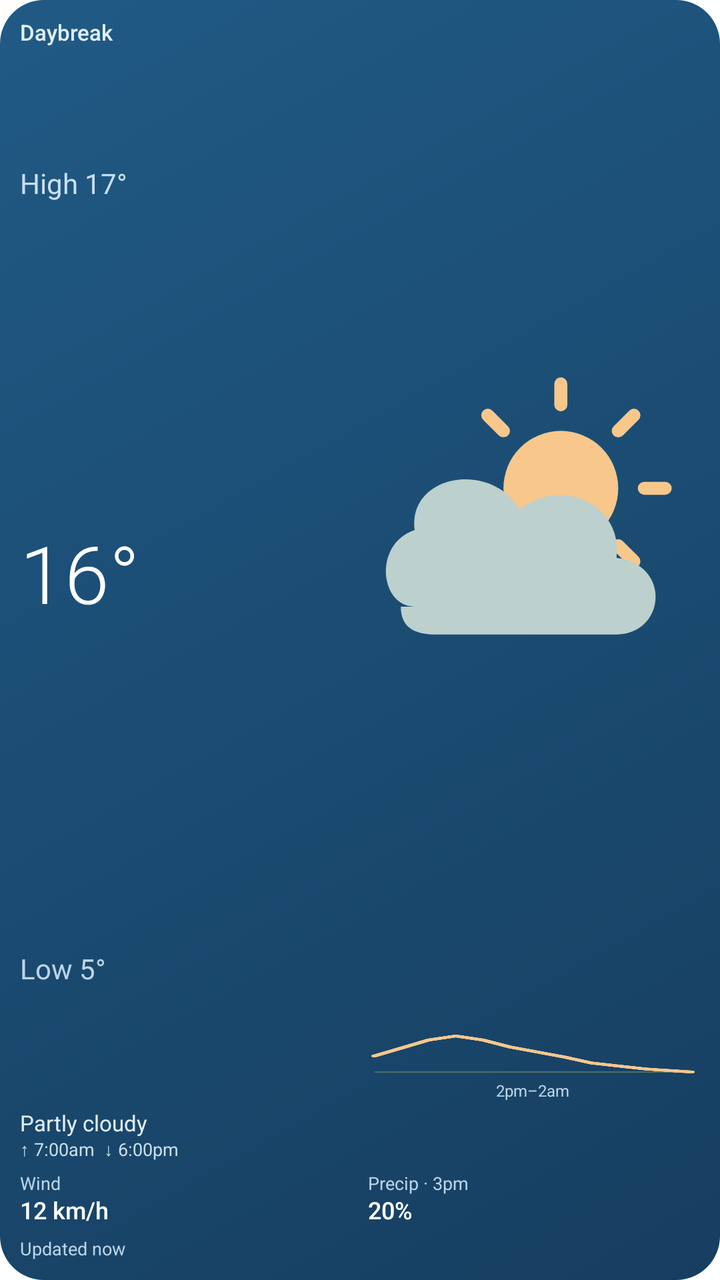
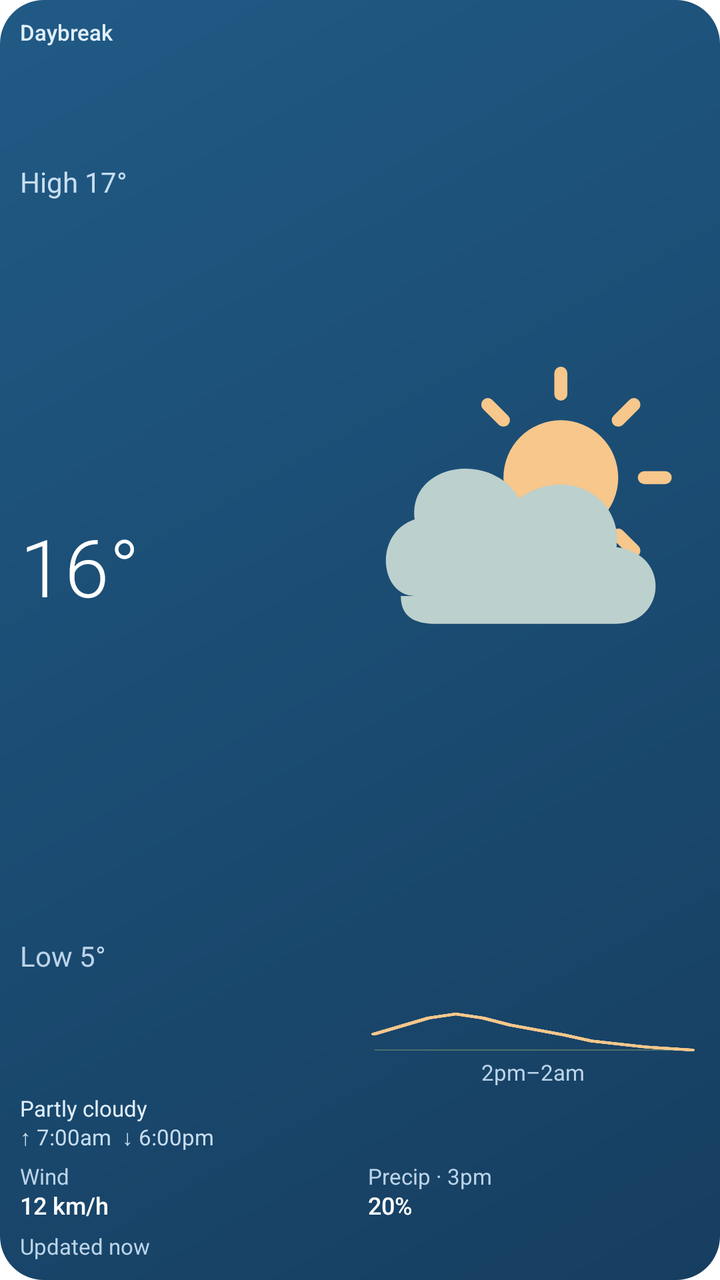

Compare the two renders of this Android layout. The source of the first and the diff that turns it into the second are given below.
<!-- AndroidManifest.xml: fallback theme Theme.MaterialComponents.DayNight.NoActionBar -->
<!-- res/layout/weather_widget.xml -->
<?xml version="1.0" encoding="utf-8"?>
<FrameLayout xmlns:android="http://schemas.android.com/apk/res/android" android:id="@+id/widget_root" android:layout_width="match_parent" android:layout_height="match_parent" android:background="@drawable/widget_background">
<ImageView android:id="@+id/sky_background" android:layout_width="match_parent" android:layout_height="match_parent" android:scaleType="fitXY" android:importantForAccessibility="no" />
<LinearLayout android:id="@+id/widget_content" android:layout_width="match_parent" android:layout_height="match_parent" android:importantForAccessibility="yes" android:orientation="vertical" android:padding="10dp">
    <LinearLayout android:layout_width="match_parent" android:layout_height="wrap_content" android:orientation="horizontal" android:gravity="center_vertical" android:baselineAligned="false">
        <TextView android:id="@+id/place" android:layout_width="0dp" android:layout_weight="1" android:layout_height="wrap_content" android:text="Daybreak" android:textSize="11sp" android:textColor="#E1EFFB" android:fontFamily="sans-serif-medium" android:includeFontPadding="false" android:maxLines="1" android:ellipsize="end" />
        <TextView android:id="@+id/advisory_pill" android:layout_width="wrap_content" android:layout_height="wrap_content" android:layout_marginStart="6dp" android:paddingStart="5dp" android:paddingEnd="5dp" android:textSize="9sp" android:textColor="#183C5B" android:fontFamily="sans-serif-medium" android:includeFontPadding="false" android:maxLines="1" android:visibility="gone" />
        <ImageView android:id="@+id/advisory_dot" android:layout_width="8dp" android:layout_height="8dp" android:layout_marginStart="6dp" android:visibility="gone" />
    </LinearLayout>
    <LinearLayout android:layout_width="match_parent" android:layout_height="0dp" android:layout_weight="1" android:orientation="horizontal" android:gravity="center_vertical" android:paddingTop="4dp" android:paddingBottom="5dp">
        <LinearLayout android:layout_width="0dp" android:layout_weight="1" android:layout_height="match_parent" android:orientation="vertical" android:paddingEnd="3dp">
            <TextView android:id="@+id/daily_high" android:layout_width="match_parent" android:layout_height="0dp" android:layout_weight="1" android:text="High 17°" android:gravity="center_vertical" android:textSize="14sp" android:textColor="#C9DFF1" android:includeFontPadding="false" android:maxLines="1" android:autoSizeTextType="uniform" android:autoSizeMinTextSize="8sp" android:autoSizeMaxTextSize="14sp" android:autoSizeStepGranularity="1sp" />
            <TextView android:id="@+id/temperature" android:layout_width="match_parent" android:layout_height="0dp" android:layout_weight="2" android:text="16°" android:gravity="center_vertical" android:textSize="36sp" android:textColor="#FFFFFF" android:fontFamily="sans-serif-light" android:includeFontPadding="false" android:maxLines="1" android:autoSizeTextType="uniform" android:autoSizeMinTextSize="18sp" android:autoSizeMaxTextSize="40sp" android:autoSizeStepGranularity="1sp" />
            <TextView android:id="@+id/daily_low" android:layout_width="match_parent" android:layout_height="0dp" android:layout_weight="1" android:text="Low 5°" android:gravity="center_vertical" android:textSize="14sp" android:textColor="#BCD4E9" android:includeFontPadding="false" android:maxLines="1" android:autoSizeTextType="uniform" android:autoSizeMinTextSize="8sp" android:autoSizeMaxTextSize="14sp" android:autoSizeStepGranularity="1sp" />
        </LinearLayout>
        <LinearLayout android:layout_width="0dp" android:layout_weight="1" android:layout_height="match_parent" android:orientation="vertical" android:gravity="center" android:paddingStart="3dp">
            <ImageView android:id="@+id/weather_icon" android:layout_width="match_parent" android:layout_height="0dp" android:layout_weight="1" android:src="@drawable/widget_partly" android:scaleType="fitCenter" android:maxHeight="36dp" android:adjustViewBounds="true" android:importantForAccessibility="no" />
            <ImageView android:id="@+id/temperature_graph" android:layout_width="match_parent" android:layout_height="28dp" android:layout_marginTop="3dp" android:src="@drawable/widget_graph_preview" android:scaleType="fitXY" android:importantForAccessibility="no" />
            <TextView android:id="@+id/graph_time" android:layout_width="match_parent" android:layout_height="wrap_content" android:gravity="center" android:text="2pm–2am" android:textSize="8sp" android:textColor="#BCD4E9" android:includeFontPadding="false" android:maxLines="1" android:ellipsize="end" />
        </LinearLayout>
    </LinearLayout>
    <TextView android:id="@+id/condition" android:layout_width="match_parent" android:layout_height="wrap_content" android:text="Partly cloudy" android:textSize="11sp" android:textColor="#E1EFFB" android:includeFontPadding="false" android:maxLines="1" android:ellipsize="end" />
    <TextView android:id="@+id/sky_details" android:layout_width="match_parent" android:layout_height="wrap_content" android:text="↑ 7:00am  ↓ 6:00pm" android:textSize="9sp" android:textColor="#C8DEF0" android:includeFontPadding="false" android:maxLines="2" />
    <LinearLayout android:layout_width="match_parent" android:layout_height="wrap_content" android:orientation="horizontal" android:paddingTop="6dp" android:paddingBottom="5dp">
        <LinearLayout android:layout_width="0dp" android:layout_weight="1" android:layout_height="wrap_content" android:orientation="vertical">
            <TextView android:layout_width="match_parent" android:layout_height="wrap_content" android:text="Wind" android:textSize="9sp" android:textColor="#BCD4E9" android:includeFontPadding="false" />
            <TextView android:id="@+id/wind" android:layout_width="match_parent" android:layout_height="17dp" android:text="12 km/h" android:textSize="12sp" android:fontFamily="sans-serif-medium" android:textColor="#FFFFFF" android:includeFontPadding="false" android:gravity="center_vertical" android:maxLines="1" android:autoSizeTextType="uniform" android:autoSizeMinTextSize="9sp" android:autoSizeMaxTextSize="12sp" android:autoSizeStepGranularity="1sp" />
        </LinearLayout>
        <LinearLayout android:layout_width="0dp" android:layout_weight="1" android:layout_height="wrap_content" android:orientation="vertical" android:paddingStart="4dp">
            <TextView android:id="@+id/precipitation_label" android:layout_width="match_parent" android:layout_height="wrap_content" android:text="Precip · 3pm" android:textSize="9sp" android:textColor="#BCD4E9" android:includeFontPadding="false" android:maxLines="1" android:ellipsize="end" />
            <TextView android:id="@+id/precipitation" android:layout_width="match_parent" android:layout_height="17dp" android:text="20%" android:textSize="12sp" android:fontFamily="sans-serif-medium" android:textColor="#FFFFFF" android:includeFontPadding="false" android:gravity="center_vertical" />
        </LinearLayout>
    </LinearLayout>
    <TextView android:id="@+id/updated" android:layout_width="match_parent" android:layout_height="wrap_content" android:text="Updated now" android:textSize="9sp" android:textColor="#BCD4E9" android:includeFontPadding="false" android:maxLines="1" android:ellipsize="end" />
</LinearLayout>

</FrameLayout>
<!-- resources referenced by this layout -->
<resources>
  <!-- drawable widget_background (drawable) -->
  <shape xmlns:android="http://schemas.android.com/apk/res/android" android:shape="rectangle">
      <gradient android:startColor="#205A85" android:endColor="#163E60" android:angle="315" />
      <corners android:radius="22dp" />
  </shape>
  <!-- drawable widget_graph_preview (drawable) -->
  <vector xmlns:android="http://schemas.android.com/apk/res/android" android:width="80dp" android:height="28dp" android:viewportWidth="160" android:viewportHeight="56">
      <path android:strokeColor="#527369" android:strokeWidth="1" android:fillColor="@android:color/transparent" android:pathData="M4,46 L156,46" />
      <path android:strokeColor="#F7C78C" android:strokeWidth="3" android:strokeLineCap="round" android:strokeLineJoin="round" android:fillColor="@android:color/transparent" android:pathData="M4,30 L17,22 L30,14 L43,10 L56,14 L69,21 L82,26 L95,31 L108,37 L121,40 L134,43 L156,46" />
  </vector>
  <!-- drawable widget_partly (drawable) -->
  <vector xmlns:android="http://schemas.android.com/apk/res/android" android:width="48dp" android:height="48dp" android:viewportWidth="48" android:viewportHeight="48">
  <group android:scaleX="0.75" android:scaleY="0.75" android:translateX="10" android:translateY="-1"><path android:fillColor="#F7C78C" android:pathData="M24,13 A11,11 0,1 0,24 35 A11,11 0,1 0,24 13" /><path android:strokeColor="#F7C78C" android:strokeWidth="2.5" android:strokeLineCap="round" android:fillColor="@android:color/transparent" android:pathData="M24,4 L24,8 M24,40 L24,44 M4,24 L8,24 M40,24 L44,24 M10,10 L13,13 M35,35 L38,38 M10,38 L13,35 M35,13 L38,10" /></group><group android:translateY="3"><path android:fillColor="#BCD0CD" android:pathData="M7,31 C2,31 1,22 7,20 C6,12 18,10 22,17 C29,12 37,17 36,24 C44,25 43,35 36,35 L10,35 C7,35 5,34 5,31 Z" /></group>
  </vector>
</resources>

<!-- the commit's change to res/layout/weather_widget.xml (unified diff, before → after) -->
@@ -4,34 +4,34 @@
 <LinearLayout android:id="@+id/widget_content" android:layout_width="match_parent" android:layout_height="match_parent" android:importantForAccessibility="yes" android:orientation="vertical" android:padding="10dp">
     <LinearLayout android:layout_width="match_parent" android:layout_height="wrap_content" android:orientation="horizontal" android:gravity="center_vertical" android:baselineAligned="false">
         <TextView android:id="@+id/place" android:layout_width="0dp" android:layout_weight="1" android:layout_height="wrap_content" android:text="Daybreak" android:textSize="11sp" android:textColor="#E1EFFB" android:fontFamily="sans-serif-medium" android:includeFontPadding="false" android:maxLines="1" android:ellipsize="end" />
-        <TextView android:id="@+id/advisory_pill" android:layout_width="wrap_content" android:layout_height="wrap_content" android:layout_marginStart="6dp" android:paddingStart="5dp" android:paddingEnd="5dp" android:textSize="9sp" android:textColor="#183C5B" android:fontFamily="sans-serif-medium" android:includeFontPadding="false" android:maxLines="1" android:visibility="gone" />
+        <TextView android:id="@+id/advisory_pill" android:layout_width="wrap_content" android:layout_height="wrap_content" android:layout_marginStart="6dp" android:paddingStart="5dp" android:paddingEnd="5dp" android:textSize="11sp" android:textColor="#183C5B" android:fontFamily="sans-serif-medium" android:includeFontPadding="false" android:maxLines="1" android:visibility="gone" />
         <ImageView android:id="@+id/advisory_dot" android:layout_width="8dp" android:layout_height="8dp" android:layout_marginStart="6dp" android:visibility="gone" />
     </LinearLayout>
     <LinearLayout android:layout_width="match_parent" android:layout_height="0dp" android:layout_weight="1" android:orientation="horizontal" android:gravity="center_vertical" android:paddingTop="4dp" android:paddingBottom="5dp">
         <LinearLayout android:layout_width="0dp" android:layout_weight="1" android:layout_height="match_parent" android:orientation="vertical" android:paddingEnd="3dp">
-            <TextView android:id="@+id/daily_high" android:layout_width="match_parent" android:layout_height="0dp" android:layout_weight="1" android:text="High 17°" android:gravity="center_vertical" android:textSize="14sp" android:textColor="#C9DFF1" android:includeFontPadding="false" android:maxLines="1" android:autoSizeTextType="uniform" android:autoSizeMinTextSize="8sp" android:autoSizeMaxTextSize="14sp" android:autoSizeStepGranularity="1sp" />
+            <TextView android:id="@+id/daily_high" android:layout_width="match_parent" android:layout_height="0dp" android:layout_weight="1" android:text="High 17°" android:gravity="center_vertical" android:textSize="14sp" android:textColor="#C9DFF1" android:includeFontPadding="false" android:maxLines="1" android:autoSizeTextType="uniform" android:autoSizeMinTextSize="11sp" android:autoSizeMaxTextSize="14sp" android:autoSizeStepGranularity="1sp" />
             <TextView android:id="@+id/temperature" android:layout_width="match_parent" android:layout_height="0dp" android:layout_weight="2" android:text="16°" android:gravity="center_vertical" android:textSize="36sp" android:textColor="#FFFFFF" android:fontFamily="sans-serif-light" android:includeFontPadding="false" android:maxLines="1" android:autoSizeTextType="uniform" android:autoSizeMinTextSize="18sp" android:autoSizeMaxTextSize="40sp" android:autoSizeStepGranularity="1sp" />
-            <TextView android:id="@+id/daily_low" android:layout_width="match_parent" android:layout_height="0dp" android:layout_weight="1" android:text="Low 5°" android:gravity="center_vertical" android:textSize="14sp" android:textColor="#BCD4E9" android:includeFontPadding="false" android:maxLines="1" android:autoSizeTextType="uniform" android:autoSizeMinTextSize="8sp" android:autoSizeMaxTextSize="14sp" android:autoSizeStepGranularity="1sp" />
+            <TextView android:id="@+id/daily_low" android:layout_width="match_parent" android:layout_height="0dp" android:layout_weight="1" android:text="Low 5°" android:gravity="center_vertical" android:textSize="14sp" android:textColor="#BCD4E9" android:includeFontPadding="false" android:maxLines="1" android:autoSizeTextType="uniform" android:autoSizeMinTextSize="11sp" android:autoSizeMaxTextSize="14sp" android:autoSizeStepGranularity="1sp" />
         </LinearLayout>
         <LinearLayout android:layout_width="0dp" android:layout_weight="1" android:layout_height="match_parent" android:orientation="vertical" android:gravity="center" android:paddingStart="3dp">
             <ImageView android:id="@+id/weather_icon" android:layout_width="match_parent" android:layout_height="0dp" android:layout_weight="1" android:src="@drawable/widget_partly" android:scaleType="fitCenter" android:maxHeight="36dp" android:adjustViewBounds="true" android:importantForAccessibility="no" />
             <ImageView android:id="@+id/temperature_graph" android:layout_width="match_parent" android:layout_height="28dp" android:layout_marginTop="3dp" android:src="@drawable/widget_graph_preview" android:scaleType="fitXY" android:importantForAccessibility="no" />
-            <TextView android:id="@+id/graph_time" android:layout_width="match_parent" android:layout_height="wrap_content" android:gravity="center" android:text="2pm–2am" android:textSize="8sp" android:textColor="#BCD4E9" android:includeFontPadding="false" android:maxLines="1" android:ellipsize="end" />
+            <TextView android:id="@+id/graph_time" android:layout_width="match_parent" android:layout_height="wrap_content" android:gravity="center" android:text="2pm–2am" android:textSize="11sp" android:textColor="#BCD4E9" android:includeFontPadding="false" android:maxLines="1" android:ellipsize="end" />
         </LinearLayout>
     </LinearLayout>
     <TextView android:id="@+id/condition" android:layout_width="match_parent" android:layout_height="wrap_content" android:text="Partly cloudy" android:textSize="11sp" android:textColor="#E1EFFB" android:includeFontPadding="false" android:maxLines="1" android:ellipsize="end" />
-    <TextView android:id="@+id/sky_details" android:layout_width="match_parent" android:layout_height="wrap_content" android:text="↑ 7:00am  ↓ 6:00pm" android:textSize="9sp" android:textColor="#C8DEF0" android:includeFontPadding="false" android:maxLines="2" />
+    <TextView android:id="@+id/sky_details" android:layout_width="match_parent" android:layout_height="wrap_content" android:text="↑ 7:00am  ↓ 6:00pm" android:textSize="11sp" android:textColor="#C8DEF0" android:includeFontPadding="false" android:maxLines="2" />
     <LinearLayout android:layout_width="match_parent" android:layout_height="wrap_content" android:orientation="horizontal" android:paddingTop="6dp" android:paddingBottom="5dp">
         <LinearLayout android:layout_width="0dp" android:layout_weight="1" android:layout_height="wrap_content" android:orientation="vertical">
-            <TextView android:layout_width="match_parent" android:layout_height="wrap_content" android:text="Wind" android:textSize="9sp" android:textColor="#BCD4E9" android:includeFontPadding="false" />
-            <TextView android:id="@+id/wind" android:layout_width="match_parent" android:layout_height="17dp" android:text="12 km/h" android:textSize="12sp" android:fontFamily="sans-serif-medium" android:textColor="#FFFFFF" android:includeFontPadding="false" android:gravity="center_vertical" android:maxLines="1" android:autoSizeTextType="uniform" android:autoSizeMinTextSize="9sp" android:autoSizeMaxTextSize="12sp" android:autoSizeStepGranularity="1sp" />
+            <TextView android:layout_width="match_parent" android:layout_height="wrap_content" android:text="Wind" android:textSize="11sp" android:textColor="#BCD4E9" android:includeFontPadding="false" />
+            <TextView android:id="@+id/wind" android:layout_width="match_parent" android:layout_height="17dp" android:text="12 km/h" android:textSize="12sp" android:fontFamily="sans-serif-medium" android:textColor="#FFFFFF" android:includeFontPadding="false" android:gravity="center_vertical" android:maxLines="1" android:autoSizeTextType="uniform" android:autoSizeMinTextSize="11sp" android:autoSizeMaxTextSize="12sp" android:autoSizeStepGranularity="1sp" />
         </LinearLayout>
         <LinearLayout android:layout_width="0dp" android:layout_weight="1" android:layout_height="wrap_content" android:orientation="vertical" android:paddingStart="4dp">
-            <TextView android:id="@+id/precipitation_label" android:layout_width="match_parent" android:layout_height="wrap_content" android:text="Precip · 3pm" android:textSize="9sp" android:textColor="#BCD4E9" android:includeFontPadding="false" android:maxLines="1" android:ellipsize="end" />
+            <TextView android:id="@+id/precipitation_label" android:layout_width="match_parent" android:layout_height="wrap_content" android:text="Precip · 3pm" android:textSize="11sp" android:textColor="#BCD4E9" android:includeFontPadding="false" android:maxLines="1" android:ellipsize="end" />
             <TextView android:id="@+id/precipitation" android:layout_width="match_parent" android:layout_height="17dp" android:text="20%" android:textSize="12sp" android:fontFamily="sans-serif-medium" android:textColor="#FFFFFF" android:includeFontPadding="false" android:gravity="center_vertical" />
         </LinearLayout>
     </LinearLayout>
-    <TextView android:id="@+id/updated" android:layout_width="match_parent" android:layout_height="wrap_content" android:text="Updated now" android:textSize="9sp" android:textColor="#BCD4E9" android:includeFontPadding="false" android:maxLines="1" android:ellipsize="end" />
+    <TextView android:id="@+id/updated" android:layout_width="match_parent" android:layout_height="wrap_content" android:text="Updated now" android:textSize="11sp" android:textColor="#BCD4E9" android:includeFontPadding="false" android:maxLines="1" android:ellipsize="end" />
 </LinearLayout>
 
 </FrameLayout>
